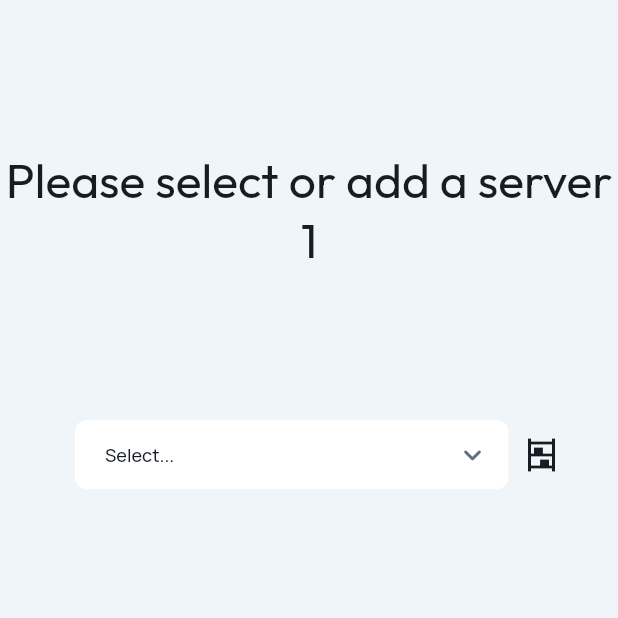
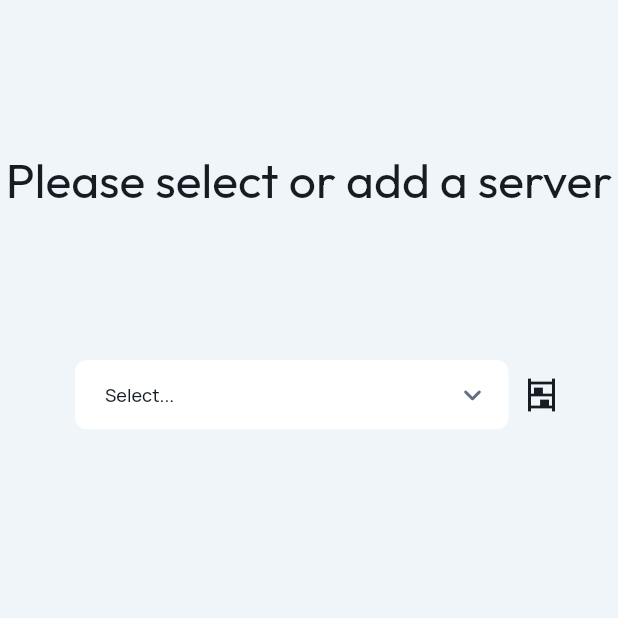
Before and after one commit to alonsomejia/boldNetMobile, a Flutter app: the screen it shows after launch, on a phone screen of 412 x 824 dp, the top half of it. Run offline on Flutter 3.47's test engine with Material 3 defaults, Android fonts, the phone set to English and light mode, and no system bars; drawn by our look-alikes of dropdown_button2; our stand-ins replace auto_size_text, font_awesome_flutter, from_css_color, go_router, google_fonts, page_transition and 2 more; missing offline and left inert: json_path.

Commit message:
Updating to latest FlutterFlow output.

```diff
--- a/lib/pages/select_server/select_server_widget.dart
+++ b/lib/pages/select_server/select_server_widget.dart
@@ -57,7 +57,7 @@ class _SelectServerWidgetState extends State<SelectServerWidget> {
               Padding(
                 padding: EdgeInsetsDirectional.fromSTEB(0.0, 100.0, 0.0, 0.0),
                 child: Text(
-                  'Please select or add a server 1',
+                  'Please select or add a server',
                   textAlign: TextAlign.center,
                   style: FlutterFlowTheme.of(context).headlineLarge.override(
                         fontFamily:
```
